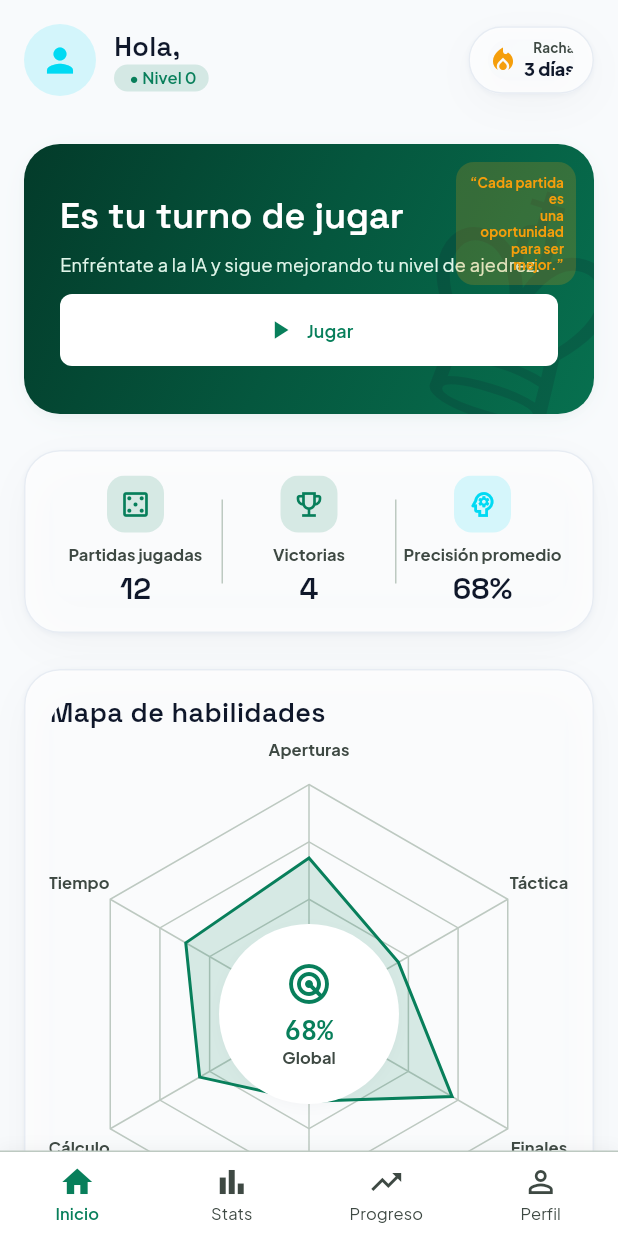
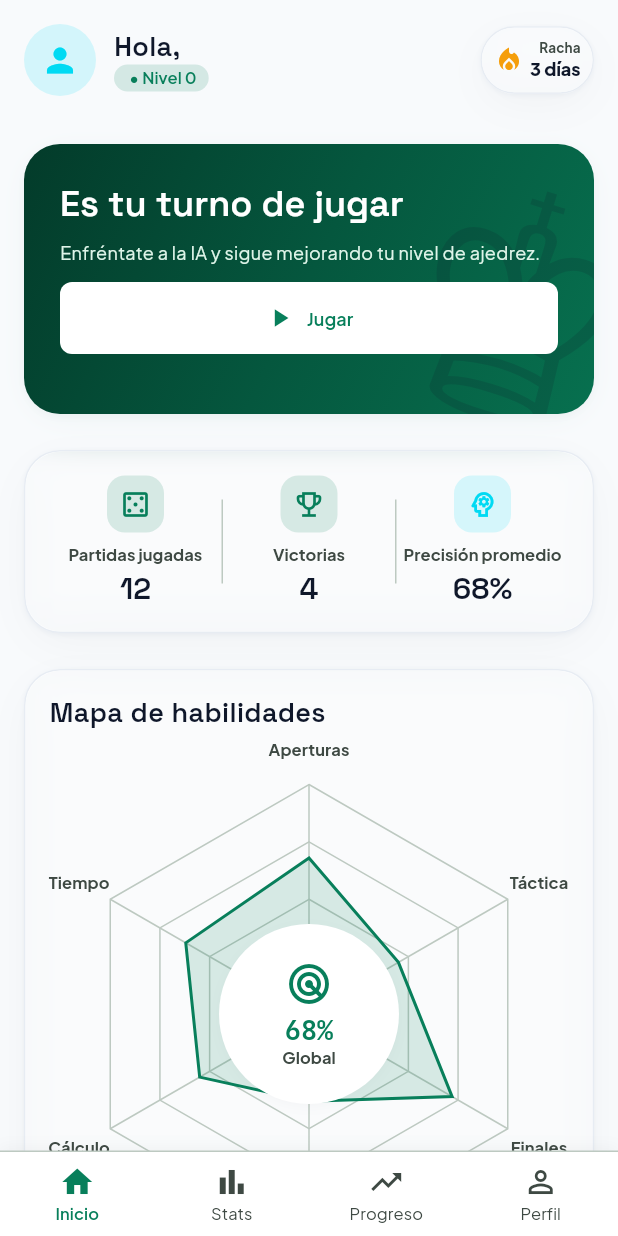
Before and after one commit to larzekao9/Brazo-Rob-tico-con-Inteligencia-Artificial-para-el-Aprendizaje-del-Ajedrez, a Flutter app: the HomeScreen screen opened by its route, on a phone screen of 412 x 824 dp. Run offline on Flutter 3.47's test engine with Material 3 defaults, Android fonts, the phone set to English and light mode, and no system bars; our stand-ins replace dio, fl_chart, flutter_secure_storage, go_router, google_fonts, google_sign_in and 1 more; accounts and stored records are empty.

Commit message:
Arreglar el boton atras que colgaba Configurar Partida, Victoria y Derrota
- Esas pantallas se llegan con context.go (reemplaza el stack), asi que
  Navigator.pop no tenia nada de donde volver; ahora usan context.pop si
  se puede, o context.go('/home') si no
- Login vuelve a entrar a /home despues de autenticarse
- Conectar el boton "Aprender" del Home a las pantallas de aprendizaje
- GlassCard/GlassHUD: el padding no se aplicaba al contenido con blur

```diff
--- a/app_movil/lib/main.dart
+++ b/app_movil/lib/main.dart
@@ -35,7 +35,7 @@ GoRouter crearRouter(AuthProvider auth) {
         return destino == '/login' ? null : '/login';
       }
       if (_rutasPublicas.contains(destino)) {
-        return '/learning/board-basics';
+        return '/home';
       }
       return null;
     },
--- a/app_movil/lib/screens/home_screen.dart
+++ b/app_movil/lib/screens/home_screen.dart
@@ -101,7 +101,7 @@ class _TopBar extends StatelessWidget {
           ),
           GlassCard(
             padding: const EdgeInsets.symmetric(
-              horizontal: AppSpacing.spaceMd,
+              horizontal: AppSpacing.spaceSm, // Reducido para evitar recortes
               vertical: AppSpacing.spaceSm,
             ),
             child: Row(
@@ -175,7 +175,7 @@ class _HeroBanner extends StatelessWidget {
   @override
   Widget build(BuildContext context) {
     return Container(
-      height: 180,
+      constraints: const BoxConstraints(minHeight: 180),
       decoration: BoxDecoration(
         borderRadius: AppRadius.radiusXl,
         gradient: const LinearGradient(
@@ -232,46 +232,7 @@ class _HeroBanner extends StatelessWidget {
               ],
             ),
           ),
-          Positioned(
-            top: AppSpacing.spaceMd,
-            right: AppSpacing.spaceMd,
-            child: Container(
-              width: 80,
-              padding: const EdgeInsets.all(8),
-              decoration: BoxDecoration(
-                color: AppColors.tertiary.withOpacity(0.2),
-                borderRadius: AppRadius.radiusMd,
-              ),
-              child: Column(
-                children: [
-                  Text(
-                    '“Cada partida es',
-                    style: AppTextStyles.labelSm.copyWith(
-                      color: AppColors.tertiary,
-                      fontSize: 9,
-                    ),
-                    textAlign: TextAlign.right,
-                  ),
-                  Text(
-                    'una oportunidad',
-                    style: AppTextStyles.labelSm.copyWith(
-                      color: AppColors.tertiary,
-                      fontSize: 9,
-                    ),
-                    textAlign: TextAlign.right,
-                  ),
-                  Text(
-                    'para ser mejor.”',
-                    style: AppTextStyles.labelSm.copyWith(
-                      color: AppColors.tertiary,
-                      fontSize: 9,
-                    ),
-                    textAlign: TextAlign.right,
-                  ),
-                ],
-              ),
-            ),
-          ),
+          // Se eliminó la caja amarilla con la frase motivacional a petición del usuario.
         ],
       ),
     );
@@ -608,7 +569,7 @@ class _QuickActions extends StatelessWidget {
                 title: 'Aprender',
                 subtitle: 'Lecciones y puzzles',
                 color: AppColors.secondary,
-                onTap: () {},
+                onTap: () => context.go('/learning/board-basics'),
               ),
             ),
           ],
--- a/app_movil/lib/screens/login_screen.dart
+++ b/app_movil/lib/screens/login_screen.dart
@@ -7,7 +7,7 @@ import '../services.dart';
 
 /// Pantalla de acceso de la app móvil: registro e inicio de sesión contra
 /// `/auth/*` del backend. Solo entran cuentas con rol `jugador`; al entrar,
-/// el router (`main.dart`) redirige solo a `/onboarding`.
+/// el router (`main.dart`) redirige a la pantalla principal `/home`.
 class LoginScreen extends StatefulWidget {
   const LoginScreen({super.key});
 
@@ -278,11 +278,11 @@ class _LoginViewState extends State<_LoginView> {
       );
     }
 
-    // El redirect del router ya lleva a /learning/board-basics cuando cambia
+    // El redirect del router ya lleva a /home cuando cambia
     // la sesión; este go() solo cubre el caso en que la ruta no se haya
     // refrescado aún.
     if (success && mounted) {
-      context.go('/learning/board-basics');
+      context.go('/home');
     }
   }
 }
--- a/app_movil/lib/widgets/glass_card.dart
+++ b/app_movil/lib/widgets/glass_card.dart
@@ -38,7 +38,6 @@ class GlassCard extends StatelessWidget {
       width: width,
       height: height,
       margin: margin,
-      padding: padding ?? AppSpacing.cardPadding,
       decoration: BoxDecoration(
         color: surfaceColor ?? AppColors.surfaceGlass,
         borderRadius: borderRadius ?? AppRadius.radiusXl,
@@ -53,10 +52,16 @@ class GlassCard extends StatelessWidget {
               borderRadius: borderRadius ?? AppRadius.radiusXl,
               child: BackdropFilter(
                 filter: ImageFilter.blur(sigmaX: 16, sigmaY: 16),
-                child: child,
+                child: Padding(
+                  padding: padding ?? AppSpacing.cardPadding,
+                  child: child,
+                ),
               ),
             )
-          : child,
+          : Padding(
+              padding: padding ?? AppSpacing.cardPadding,
+              child: child,
+            ),
     );
 
     if (onTap != null) {
@@ -95,7 +100,6 @@ class GlassHUD extends StatelessWidget {
       width: width,
       height: height,
       margin: margin,
-      padding: padding ?? AppSpacing.cardPadding,
       decoration: BoxDecoration(
         color: AppColors.surfaceGlass,
         borderRadius: borderRadius ?? AppRadius.radiusXl,
@@ -117,7 +121,10 @@ class GlassHUD extends StatelessWidget {
         borderRadius: borderRadius ?? AppRadius.radiusXl,
         child: BackdropFilter(
           filter: ImageFilter.blur(sigmaX: 16, sigmaY: 16),
-          child: child,
+          child: Padding(
+            padding: padding ?? AppSpacing.cardPadding,
+            child: child,
+          ),
         ),
       ),
     );
```
Also changed, not shown: app_movil/lib/screens/config_screen.dart (+10 -1 lines), app_movil/lib/screens/defeat_screen.dart (+9 -1 lines), app_movil/lib/screens/victory_screen.dart (+9 -1 lines).
